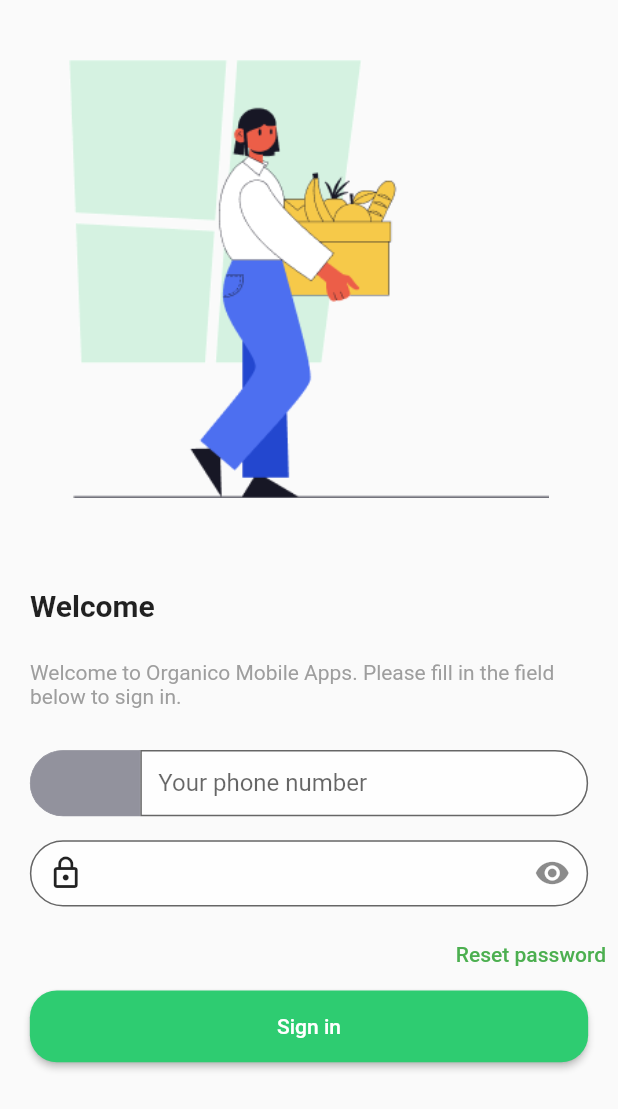
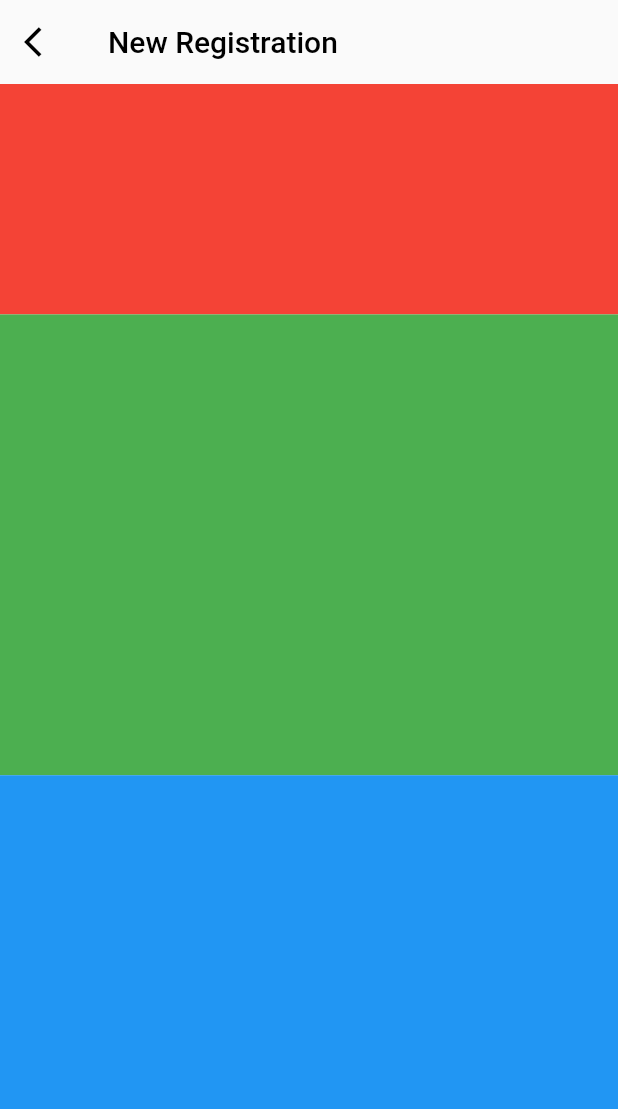
Before and after one commit to Yusuf-bek/organico, a Flutter app: the screen it shows after launch, on a phone screen of 412 x 824 dp. Shown: the top 1109 px of the screen. Run offline on Flutter 3.47's test engine with Material 2 defaults, Android fonts, the phone set to English and light mode, and no system bars.

Commit message:
made core folder and moved some files to it, and some minor changes

```diff
--- /dev/null
+++ b/lib/authentication/new_registration/new_registration_screen.dart
@@ -0,0 +1,49 @@
+import 'package:flutter/material.dart';
+
+class NewRegistrationScreen extends StatelessWidget {
+  const NewRegistrationScreen({Key? key}) : super(key: key);
+
+  @override
+  Widget build(BuildContext context) {
+    return Scaffold(
+      appBar: AppBar(
+        leading: IconButton(
+          icon: const Icon(Icons.arrow_back_ios),
+          onPressed: () {
+            Navigator.pop(context);
+          },
+        ),
+        title: const Text("New Registration"),
+      ),
+      body: Column(
+        children: [
+          Expanded(
+            flex: 2,
+            child: Container(
+              color: Colors.red,
+              width: MediaQuery.of(context).size.width,
+              child: const Text(
+                "It looks like you don’t have an account on this number. Please let us know some information for a secure service.",
+                style: TextStyle(color: Color(0x000000ff)),
+              ),
+            ),
+          ),
+          Expanded(
+            flex: 4,
+            child: Container(
+              color: Colors.green,
+              width: MediaQuery.of(context).size.width,
+            ),
+          ),
+          Expanded(
+            flex: 4,
+            child: Container(
+              color: Colors.blue,
+              width: MediaQuery.of(context).size.width,
+            ),
+          ),
+        ],
+      ),
+    );
+  }
+}
--- a/lib/authentication/sign_in/sign_in_screen.dart
+++ b/lib/authentication/sign_in/sign_in_screen.dart
@@ -1,5 +1,5 @@
 import 'package:flutter/material.dart';
-import 'package:organico/sizeconfig/size_config.dart';
+import 'package:organico/core/components/size_config.dart';
 
 class SignInScreen extends StatelessWidget {
   const SignInScreen({Key? key}) : super(key: key);
--- /dev/null
+++ b/lib/core/theme/my_light_dark_theme.dart
@@ -0,0 +1,29 @@
+import 'package:flutter/material.dart';
+import 'package:organico/core/components/generate_material_color.dart';
+
+class MyTheme {
+  static ThemeData getMyLightTheme() {
+    return ThemeData(
+      primarySwatch: HexToMaterialColor.buildMaterialColor(
+        const Color(0xFF2ECC71),
+      ),
+      backgroundColor: Colors.white,
+      primaryColor: const Color(0xFF2ECC71),
+      appBarTheme: const AppBarTheme(
+        color: Colors.transparent,
+        elevation: 0,
+        iconTheme: IconThemeData(
+          color: Colors.black,
+        ),
+      ),
+      buttonTheme: const ButtonThemeData(
+        buttonColor: Colors.green,
+        textTheme: ButtonTextTheme.primary,
+      ),
+    );
+  }
+
+  static ThemeData getMyDarkTheme() {
+    return ThemeData.dark();
+  }
+}
--- a/lib/main.dart
+++ b/lib/main.dart
@@ -1,6 +1,6 @@
 import 'package:flutter/material.dart';
+import 'package:organico/core/theme/my_light_dark_theme.dart';
 import 'package:organico/router/my_router.dart';
-import 'package:organico/theme/generate_material_color.dart';
 
 void main() {
   runApp(MyApp());
@@ -15,26 +15,9 @@ class MyApp extends StatelessWidget {
     return MaterialApp(
       debugShowCheckedModeBanner: false,
       title: 'Organico',
-      theme: ThemeData(
-        primarySwatch: HexToMaterialColor.buildMaterialColor(
-          const Color(0xFF2ECC71),
-        ),
-        backgroundColor: Colors.white,
-        primaryColor: const Color(0xFF2ECC71),
-        appBarTheme: const AppBarTheme(
-          color: Colors.transparent,
-          elevation: 0,
-          iconTheme: IconThemeData(
-            color: Colors.black,
-          ),
-        ),
-        buttonTheme: const ButtonThemeData(
-          buttonColor: Colors.green,
-          textTheme: ButtonTextTheme.primary,
-        ),
-      ),
+      theme: MyTheme.getMyLightTheme(),
       //! Change this inital route after finishing
-      initialRoute: "/signinscreen",
+      initialRoute: "/newregistrationscreen",
       onGenerateRoute: routClassInctance.generateRoute,
     );
   }
--- a/lib/router/my_router.dart
+++ b/lib/router/my_router.dart
@@ -1,4 +1,5 @@
 import 'package:flutter/material.dart';
+import 'package:organico/authentication/new_registration/new_registration_screen.dart';
 import 'package:organico/authentication/sign_in/sign_in_screen.dart';
 import 'package:organico/screens/home_screen/home_screen.dart';
 import 'package:organico/screens/splash_screen/splash_screen.dart';
@@ -18,6 +19,11 @@ class GenerateRoute {
           builder: (context) => const SignInScreen(),
         );
 
+      case "/newregistrationscreen":
+        return MaterialPageRoute(
+          builder: (context) => const NewRegistrationScreen(),
+        );
+
       case "/homescreen":
         return MaterialPageRoute(
           builder: (context) => const HomeScreen(),
--- a/lib/screens/splash_screen/splash_screen.dart
+++ b/lib/screens/splash_screen/splash_screen.dart
@@ -1,5 +1,5 @@
 import 'package:flutter/material.dart';
-import 'package:organico/sizeconfig/size_config.dart';
+import 'package:organico/core/components/size_config.dart';
 
 class SplashScreen extends StatefulWidget {
   const SplashScreen({Key? key}) : super(key: key);
```
Also changed, not shown: lib/authentication/new_registration/new_registration.dart (deleted), lib/core/components/generate_material_color.dart (renamed from lib/theme/generate_material_color.dart), lib/core/components/size_config.dart (renamed from lib/sizeconfig/size_config.dart).
